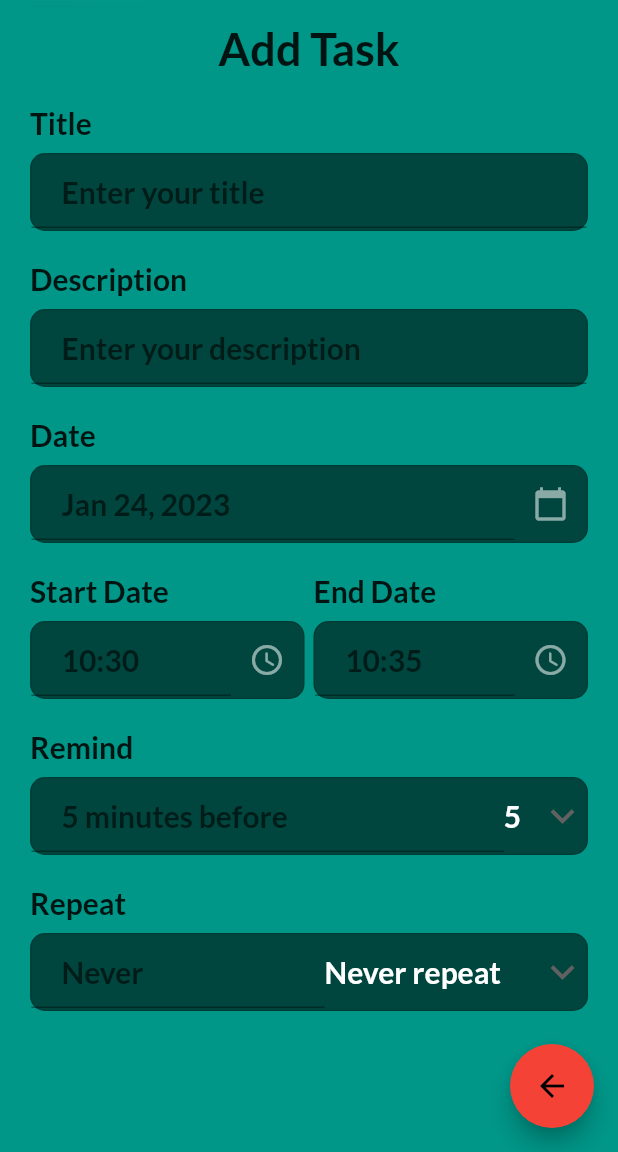
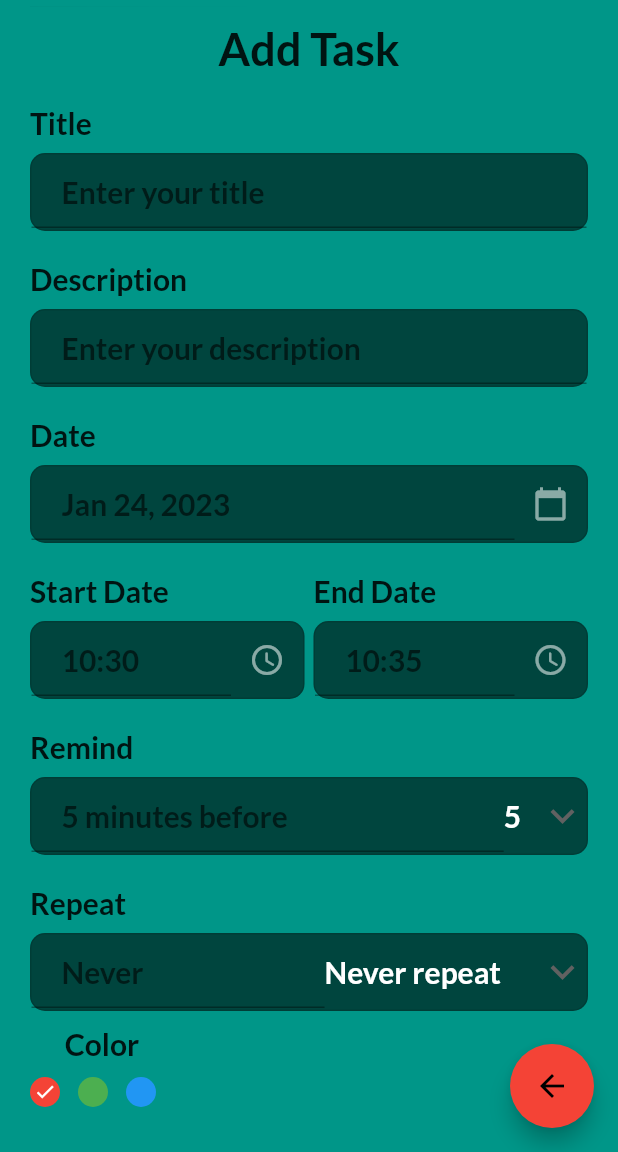
Before and after one commit to Angel-cuba/Full_Stack_Flutter, a Flutter app: the AddTaskBar screen opened directly, on a phone screen of 412 x 824 dp, the part 84-1236 px from its top. Run offline on Flutter 3.47's test engine with Material 2 defaults, Android fonts, the phone set to English and light mode, and no system bars; our stand-ins replace date_picker_timeline, flutter_local_notifications, google_fonts, shared_preferences, timezone; accounts and stored records are empty.

Commit message:
Add color section

```diff
--- a/lib/screens/add_task_bar.dart
+++ b/lib/screens/add_task_bar.dart
@@ -34,6 +34,8 @@ class _AddTaskBarState extends State<AddTaskBar> {
     'Monthly',
     'Yearly',
   ];
+
+  int _selectedColor = 0;
 
   @override
   Widget build(BuildContext context) {
@@ -216,6 +218,52 @@ class _AddTaskBarState extends State<AddTaskBar> {
                       }).toList(),
                     ),
                   ),
+                  const SizedBox(
+                    height: 10,
+                  ),
+                  Row(
+                    children: [
+                      Column(
+                        children: [
+                          Text('Color',
+                              style: theme.isDarkTheme
+                                  ? darkTitleStyle
+                                  : lightTitleStyle),
+                          const SizedBox(
+                            height: 10,
+                          ),
+                          Wrap(
+                              children: List<Widget>.generate(3, (int index) {
+                            return GestureDetector(
+                              onTap: () {
+                                setState(() {
+                                  _selectedColor = index;
+                                });
+                              },
+                              child: Padding(
+                                padding: const EdgeInsets.only(right: 12),
+                                child: CircleAvatar(
+                                  radius: 10,
+                                  backgroundColor: index == 0
+                                      ? Colors.red
+                                      : index == 1
+                                          ? Colors.green
+                                          : Colors.blue,
+                                  child: Icon(
+                                    _selectedColor == index
+                                        ? Icons.check
+                                        : null,
+                                    color: Colors.white,
+                                    size: 15,
+                                  ),
+                                ),
+                              ),
+                            );
+                          }))
+                        ],
+                      )
+                    ],
+                  )
                 ],
               ),
             )),
```
